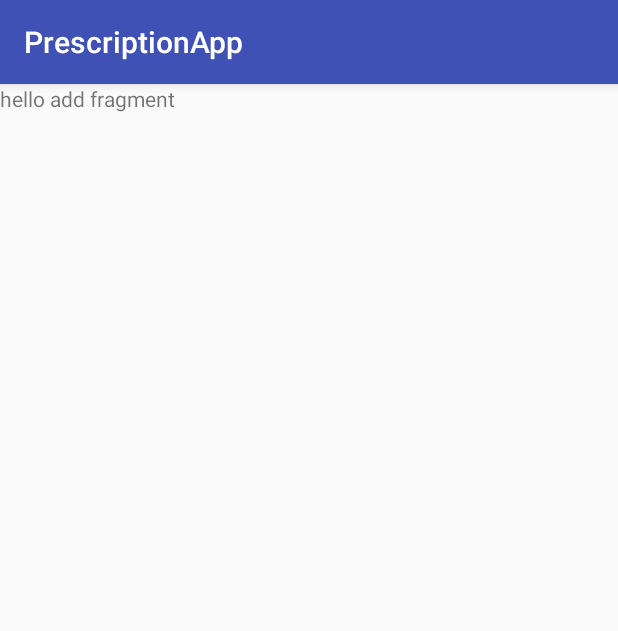
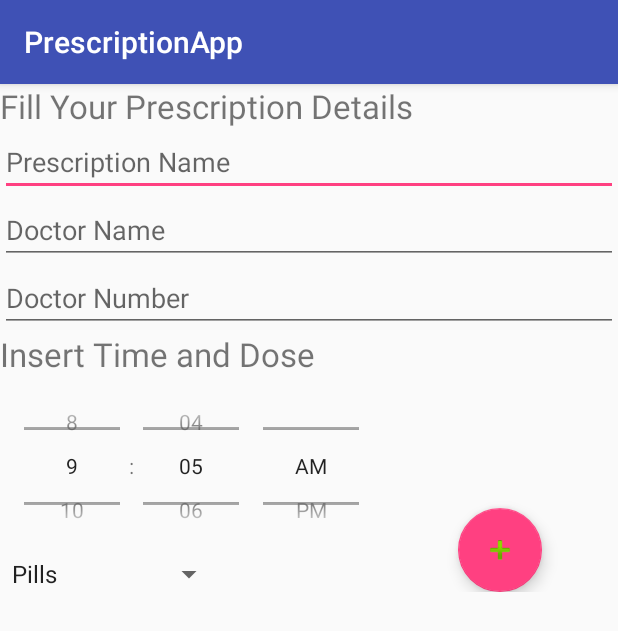
Before and after one commit to zyad224/PrescriptionApp, an Android app: the fragment AddPrescription shown on its own in the app's theme, on a phone screen of 412 x 824 dp. Shown: the top 631 px of the screen. Run offline under Robolectric (Android 15) with nearby library versions, the phone set to English and light mode, and no system bars.

Commit message:
add prescription page interface done

```diff
--- a/app/src/main/java/com/example/zeyad/prescriptionapp/Fragments/AddPrescription.java
+++ b/app/src/main/java/com/example/zeyad/prescriptionapp/Fragments/AddPrescription.java
@@ -8,6 +8,10 @@ import android.view.LayoutInflater;
 import android.view.View;
 import android.view.ViewGroup;
 import android.support.v7.widget.Toolbar;
+import android.widget.AdapterView;
+import android.widget.ArrayAdapter;
+import android.widget.Spinner;
+import android.widget.Toast;
 
 import com.example.zeyad.prescriptionapp.MainActivity;
 import com.example.zeyad.prescriptionapp.R;
@@ -15,12 +19,12 @@ import com.example.zeyad.prescriptionapp.R;
 /**
  * A simple {@link Fragment} subclass.
  * Activities that contain this fragment must implement the
- * {@link AddPrescription.OnFragmentInteractionListener} interface
+ *
  * to handle interaction events.
  * Use the {@link AddPrescription#newInstance} factory method to
  * create an instance of this fragment.
  */
-public class AddPrescription extends Fragment {
+public class AddPrescription extends Fragment implements AdapterView.OnItemSelectedListener {
     // TODO: Rename parameter arguments, choose names that match
     // the fragment initialization parameters, e.g. ARG_ITEM_NUMBER
     private static final String ARG_PARAM1 = "param1";
@@ -29,11 +33,14 @@ public class AddPrescription extends Fragment {
     // TODO: Rename and change types of parameters
     private String mParam1;
     private String mParam2;
+    private Spinner PillsSpinner;
+    String[] PillsAmount={"Pills","1","2","3","4"};
 
   //  private OnFragmentInteractionListener mListener;
 
     public AddPrescription() {
         // Required empty public constructor
+
     }
 
     /**
@@ -67,8 +74,25 @@ public class AddPrescription extends Fragment {
     public View onCreateView(LayoutInflater inflater, ViewGroup container,
                              Bundle savedInstanceState) {
         // Inflate the layout for this fragment
+        View view = inflater.inflate(R.layout.fragment_add_prescription, container, false);
+        PillsSpinner = (Spinner) view.findViewById(R.id.Dose);
+        PillsSpinner.setOnItemSelectedListener((AdapterView.OnItemSelectedListener) this);
+        ArrayAdapter aa = new ArrayAdapter(getContext(),android.R.layout.simple_spinner_item,PillsAmount);
+        aa.setDropDownViewResource(android.R.layout.simple_spinner_dropdown_item);
+        PillsSpinner.setAdapter(aa);
+        return view;
+    }
 
-        return inflater.inflate(R.layout.fragment_add_prescription, container, false);
+
+    @Override
+    public void onItemSelected(AdapterView<?> arg0, View arg1, int position,long id) {
+        Toast.makeText(getContext(), PillsAmount[position], Toast.LENGTH_LONG).show();
+    }
+
+    @Override
+    public void onNothingSelected(AdapterView<?> arg0) {
+// TODO Auto-generated method stub
+
     }
 
 //    // TODO: Rename method, update argument and hook method into UI event
--- a/app/src/main/java/com/example/zeyad/prescriptionapp/Fragments/Home.java
+++ b/app/src/main/java/com/example/zeyad/prescriptionapp/Fragments/Home.java
@@ -14,7 +14,7 @@ import com.example.zeyad.prescriptionapp.R;
 /**
  * A simple {@link Fragment} subclass.
  * Activities that contain this fragment must implement the
- * {@link Home.OnFragmentInteractionListener} interface
+ *
  * to handle interaction events.
  * Use the {@link Home#newInstance} factory method to
  * create an instance of this fragment.
--- a/app/src/main/java/com/example/zeyad/prescriptionapp/Fragments/PrescriptionLog.java
+++ b/app/src/main/java/com/example/zeyad/prescriptionapp/Fragments/PrescriptionLog.java
@@ -14,7 +14,7 @@ import com.example.zeyad.prescriptionapp.R;
 /**
  * A simple {@link Fragment} subclass.
  * Activities that contain this fragment must implement the
- * {@link PrescriptionLog.OnFragmentInteractionListener} interface
+ *
  * to handle interaction events.
  * Use the {@link PrescriptionLog#newInstance} factory method to
  * create an instance of this fragment.
--- a/app/src/main/res/layout/fragment_add_prescription.xml
+++ b/app/src/main/res/layout/fragment_add_prescription.xml
@@ -1,13 +1,122 @@
-<FrameLayout xmlns:android="http://schemas.android.com/apk/res/android"
+<android.support.design.widget.CoordinatorLayout xmlns:android="http://schemas.android.com/apk/res/android"
     xmlns:tools="http://schemas.android.com/tools"
     android:layout_width="match_parent"
     android:layout_height="match_parent"
+    android:theme="@style/Animation.AppCompat.DropDownUp"
     tools:context="com.example.zeyad.prescriptionapp.Fragments.AddPrescription">
 
     <!-- TODO: Update blank fragment layout -->
-    <TextView
+
+    <ScrollView
+        xmlns:android="http://schemas.android.com/apk/res/android"
+        android:id="@+id/ScrollView01"
         android:layout_width="match_parent"
-        android:layout_height="match_parent"
-        android:text="hello add fragment" />
+        android:layout_height="wrap_content"
+        android:scrollbars="vertical">
 
-</FrameLayout>
+        <LinearLayout
+            android:layout_width="match_parent"
+            android:layout_height="wrap_content"
+            android:orientation="vertical"
+            android:layout_gravity="top|right">
+
+
+                <TextView
+                    android:id="@+id/PrescriptionViewTitle"
+                    android:layout_width="wrap_content"
+                    android:layout_height="wrap_content"
+                    android:text="@string/PrescriptionViewTitle"
+                    android:textSize="10pt">
+                </TextView>
+
+                <EditText
+                    android:id="@+id/PrescriptionName"
+                    android:layout_height="wrap_content"
+                    android:hint="@string/PrescriptionName"
+                    android:inputType="textPersonName"
+                    android:layout_width="fill_parent">
+                </EditText>
+
+                <EditText
+                    android:id="@+id/DoctorName"
+                    android:layout_height="wrap_content"
+                    android:hint="@string/DoctorName"
+                    android:inputType="textPersonName"
+                    android:layout_width="fill_parent">
+                </EditText>
+
+                <EditText
+                    android:id="@+id/DoctorNumber"
+                    android:layout_height="wrap_content"
+                    android:hint="@string/DoctorNumber"
+                    android:inputType="phone"
+                    android:layout_width="fill_parent">
+                </EditText>
+
+            <TextView
+                android:id="@+id/PrescriptionTimeDose"
+                android:layout_width="wrap_content"
+                android:layout_height="wrap_content"
+                android:text="@string/PrescriptionTimeDose"
+                android:textSize="10pt">
+            </TextView>
+
+            <RelativeLayout xmlns:android="http://schemas.android.com/apk/res/android"
+                android:layout_width="fill_parent"
+                android:layout_height="fill_parent"
+                >
+
+                <TimePicker
+                    android:id="@+id/Time"
+                    android:layout_width="wrap_content"
+                    android:layout_height="120dip"
+                    android:layout_alignParentStart="true"
+                    android:layout_alignParentTop="true"
+                    android:timePickerMode="spinner" />
+
+                <Spinner
+                    android:id="@+id/Dose"
+                    android:layout_width="150dip"
+                    android:layout_height="wrap_content"
+                    android:layout_below="@+id/Time"
+                    android:layout_alignParentStart="true"
+                    android:layout_alignParentTop="true"
+                    android:layout_centerHorizontal="true"
+                    android:spinnerMode="dropdown"
+                    android:layout_marginTop="120dp" />
+
+
+
+                <android.support.design.widget.FloatingActionButton
+                    android:id="@+id/AddTimeDoseFab"
+                    android:layout_width="wrap_content"
+                    android:layout_height="wrap_content"
+                    android:layout_toEndOf="@+id/Time"
+                    android:layout_alignParentBottom="true"
+                    android:layout_marginStart="50dp"
+                    android:src="@android:drawable/ic_input_add" />
+
+
+            </RelativeLayout>
+            <ListView
+                android:id="@android:id/list"
+                android:layout_width="fill_parent"
+                android:layout_height="wrap_content"
+                android:drawSelectorOnTop="false"
+                android:textSize="7pt"
+                android:paddingTop="2dip"
+                android:paddingBottom="2dip"
+                android:textColor="@android:color/black"
+                android:gravity="center"
+                />
+        </LinearLayout>
+
+
+
+    </ScrollView>
+
+
+
+
+
+</android.support.design.widget.CoordinatorLayout>
--- a/app/src/main/res/values/strings.xml
+++ b/app/src/main/res/values/strings.xml
@@ -1,6 +1,17 @@
 <resources>
     <string name="app_name">PrescriptionApp</string>
     <string name="action_settings">Settings</string>
+    <string name="feedbackname">your name</string>
+    <string name="PrescriptionViewTitle">Fill Your Prescription Details</string>
+    <string name="PrescriptionName">Prescription Name</string>
+    <string name="DoctorName">Doctor Name</string>
+    <string name="DoctorNumber">Doctor Number</string>
+    <string name="PrescriptionTimeDose">Insert Time and Dose</string>
+    <string name="Time">8:00</string>
+    <string name="Dose">1 pill</string>
+
+
+
 
     <!-- TODO: Remove or change this placeholder text -->
     <string name="hello_blank_fragment">Hello blank fragment</string>
```
